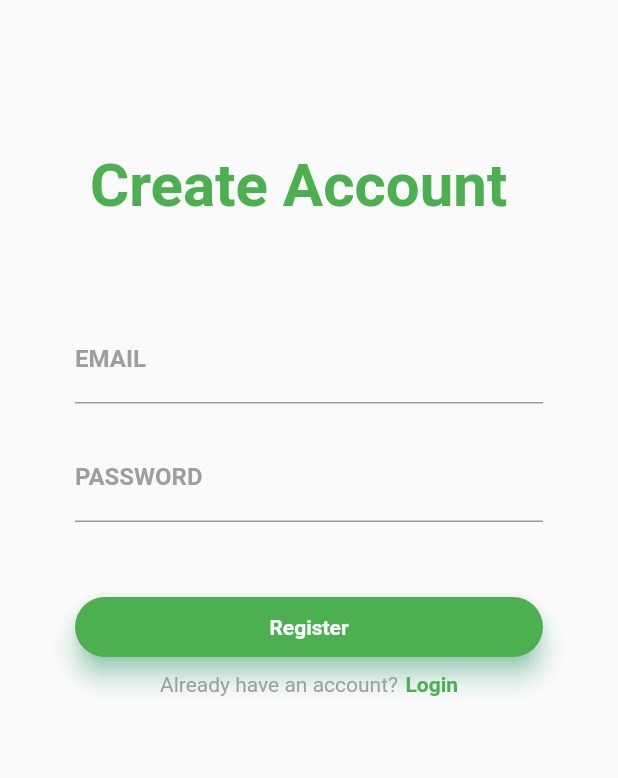
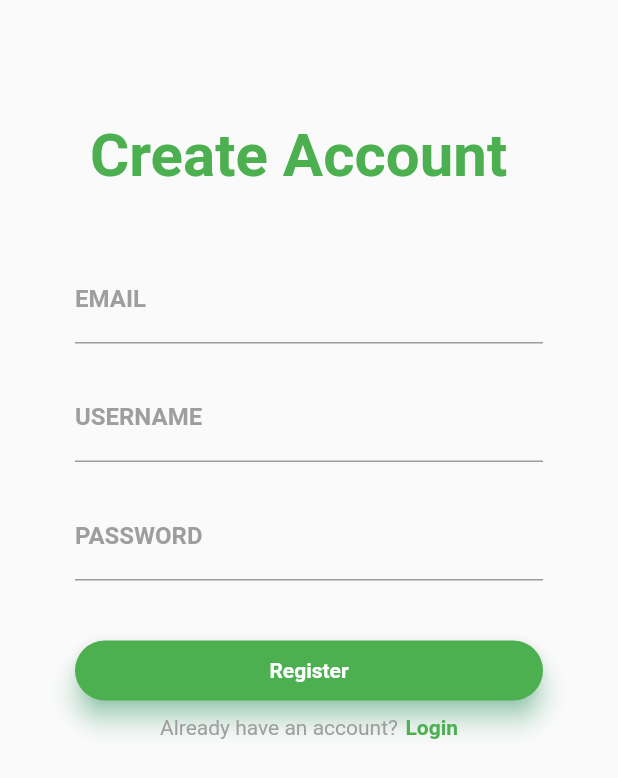
Before and after one commit to cop4331/fitness, a Flutter app: the screen it shows after launch, after a tap on "Register", on a phone screen of 412 x 824 dp. Shown: the top 778 px of the screen. Run offline on Flutter 3.47's test engine with Material 2 defaults, Android fonts, the phone set to English and light mode, and no system bars; Roboto replaces fonts that are missing (Montserrat).

Commit message:
added username for signup and login

```diff
--- a/fitness/fitness/lib/main.dart
+++ b/fitness/fitness/lib/main.dart
@@ -59,7 +59,7 @@ class _LoginPageState extends State<LoginPage>
                   children: <Widget>[
                     TextField(
                       decoration: InputDecoration(
-                          labelText: 'EMAIL',
+                          labelText: 'USERNAME',
                           labelStyle: TextStyle(
                               fontFamily: 'Montserrat',
                               fontWeight: FontWeight.bold,
--- a/fitness/fitness/lib/signup.dart
+++ b/fitness/fitness/lib/signup.dart
@@ -22,18 +22,29 @@ class _SignupPageState extends State<SignupPage>
             child: Stack(
               children: <Widget>[
                 Container(
-                  padding: EdgeInsets.symmetric(horizontal: 60, vertical: 100),
+                  padding: EdgeInsets.symmetric(horizontal: 60, vertical: 80),
                   child: Text('Create Account',
                       style: TextStyle(
                           fontSize: 40, fontWeight: FontWeight.bold, color: Colors.green)),
                 ),
                 Container(
-                  padding: EdgeInsets.symmetric(horizontal: 50, vertical: 210),
+                  padding: EdgeInsets.symmetric(horizontal: 50, vertical: 170),
                   child: Column(
                     children: <Widget>[
                       TextField(
                         decoration: InputDecoration(
                             labelText: 'EMAIL',
+                            labelStyle: TextStyle(
+                                fontFamily: 'Montserrat',
+                                fontWeight: FontWeight.bold,
+                                color: Colors.grey),
+                                focusedBorder: UnderlineInputBorder(
+                                borderSide: BorderSide(color: Colors.green))),
+                      ),
+                      SizedBox(height: 20.0),
+                      TextField(
+                        decoration: InputDecoration(
+                            labelText: 'USERNAME',
                             labelStyle: TextStyle(
                                 fontFamily: 'Montserrat',
                                 fontWeight: FontWeight.bold,
@@ -53,7 +64,7 @@ class _SignupPageState extends State<SignupPage>
                                 borderSide: BorderSide(color: Colors.green))),
                                 obscureText: true,
                       ),
-                      SizedBox(height: 50.0),
+                      SizedBox(height: 40.0),
                       Container(
                         height: 40.0,
                         child: Material(
```
